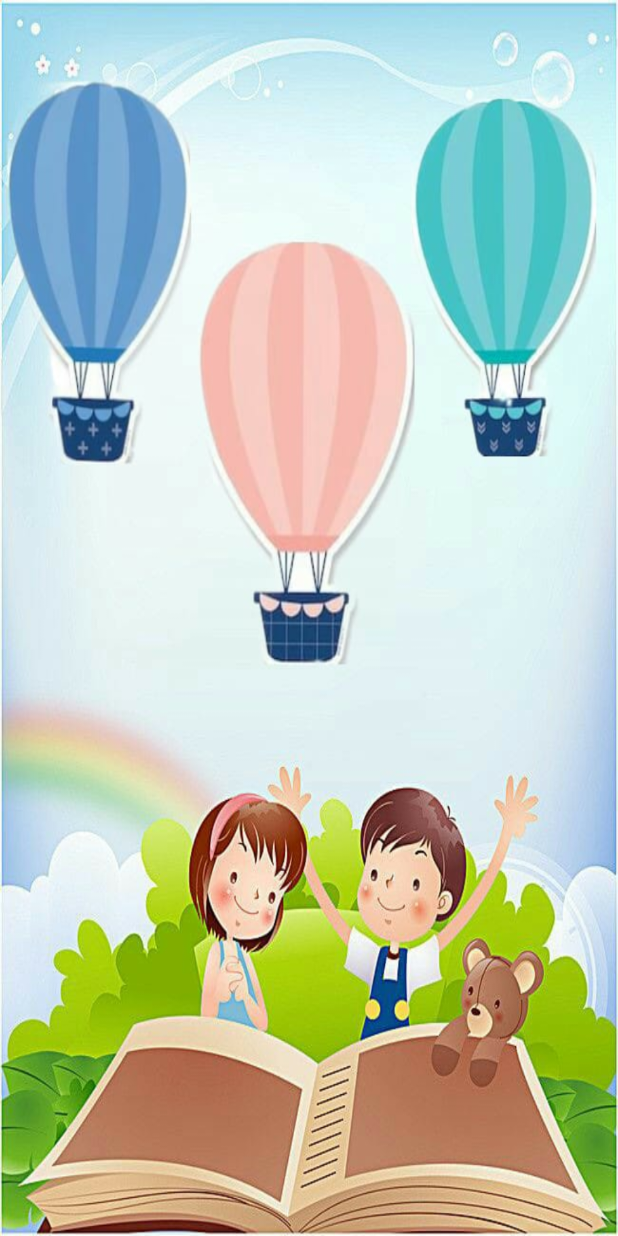
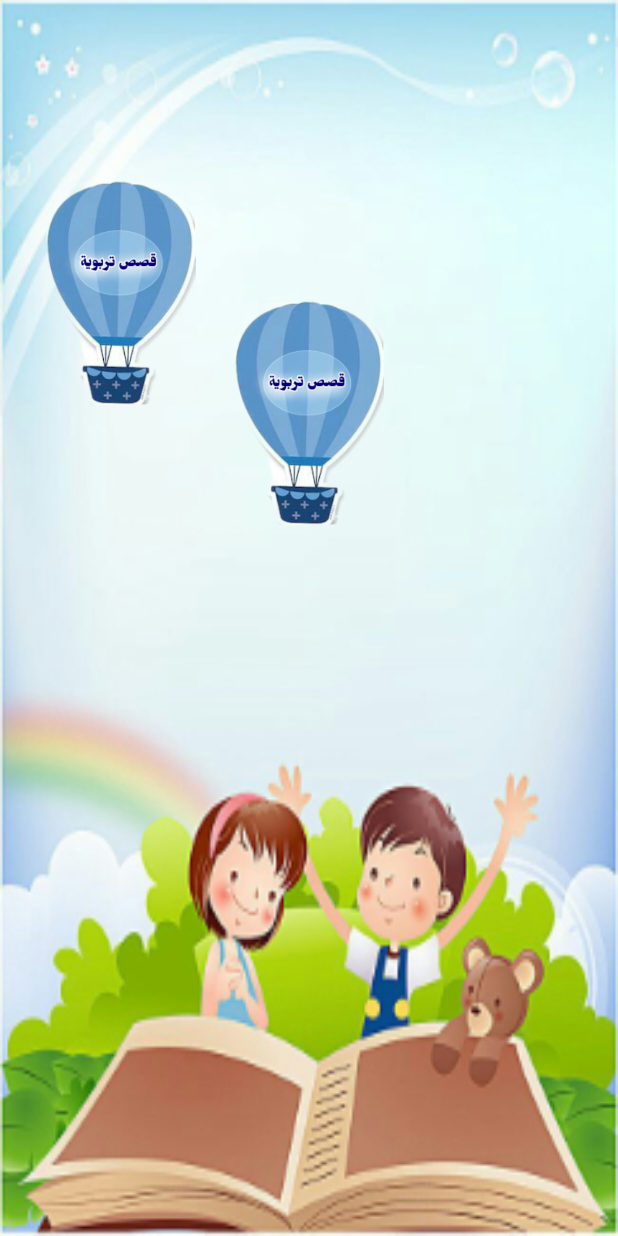
Before and after one commit to TasneemMohammad/Muslim_child_test, an Android app: the Stories screen opened directly, with no data from a screen before it, on a phone screen of 412 x 824 dp. Run offline under Robolectric (Android 15) with nearby library versions, the phone set to English and light mode, and no system bars.

Commit message:
design_story

```diff
--- a/app/src/main/java/com/example/l/Stories.java
+++ b/app/src/main/java/com/example/l/Stories.java
@@ -16,7 +16,7 @@ public class Stories extends AppCompatActivity {
         super.onCreate(savedInstanceState);
         setContentView(R.layout.activity_stories);
 
-back_story=findViewById(R.id.back_story);
+back_story=findViewById(R.id.img_blue_airshi2);
 back_story.setOnClickListener(new View.OnClickListener() {
     @Override
     public void onClick(View v) {
--- a/app/src/main/res/drawable/recs_tyle.xml
+++ b/app/src/main/res/drawable/recs_tyle.xml
@@ -1,8 +1,8 @@
 <?xml version="1.0" encoding="utf-8"?>
-<shape android:shape="rectangle"
+<shape android:shape="line"
 
 
     xmlns:android="http://schemas.android.com/apk/res/android" >
-<stroke android:width="0dp"
+<stroke android:width="1dp"
     android:color="#fff"/>
 </shape>
--- a/app/src/main/res/layout/activity_anbyaa__stories.xml
+++ b/app/src/main/res/layout/activity_anbyaa__stories.xml
@@ -5,7 +5,7 @@
     android:layout_width="match_parent"
     android:layout_height="match_parent"
     tools:context=".Anbyaa_Stories"
-    android:background="@drawable/storydes">
+    android:background="@drawable/boy">
 
     <androidx.recyclerview.widget.RecyclerView
         android:id="@+id/rv_anbyaa_stories"
--- a/app/src/main/res/layout/activity_stories.xml
+++ b/app/src/main/res/layout/activity_stories.xml
@@ -6,13 +6,23 @@
     android:layout_height="match_parent"
     tools:context=".Stories"
     android:orientation="vertical"
-android:background="@drawable/bac_story"
+    android:background="@drawable/backgroundstories"
     >
-<ImageView
+    <ImageView
+        android:id="@+id/img_blue_airship"
+        android:layout_width="150dp"
+        android:layout_height="150dp"
+        android:src="@drawable/blueairship"
+        android:layout_marginHorizontal="150dp"
+        android:layout_marginVertical="200dp" />
+    <ImageView
+        android:id="@+id/img_blue_airshi2"
+        android:layout_width="150dp"
+        android:layout_height="150dp"
+        android:src="@drawable/blueairship"
+        android:layout_marginHorizontal="5dp"
+        android:layout_marginVertical="120dp" />
 
-    android:id="@+id/back_story"
-    android:layout_width="match_parent"
-    android:layout_height="match_parent"/>
 
 <!--    <androidx.cardview.widget.CardView-->
 <!--        android:id="@+id/anbyaa_stories"-->
--- a/app/src/main/res/values/colors.xml
+++ b/app/src/main/res/values/colors.xml
@@ -1,6 +1,6 @@
 <?xml version="1.0" encoding="utf-8"?>
 <resources>
-    <color name="colorPrimary">#003C85</color>
-    <color name="colorPrimaryDark">#001357</color>
+    <color name="colorPrimary">@android:color/transparent</color>
+    <color name="colorPrimaryDark">@android:color/transparent</color>
     <color name="colorAccent">#D81B60</color>
 </resources>
```
Also changed, not shown: app/src/main/res/layout/activity_main.xml (+8 -9 lines), app/src/main/res/layout/recycler_stories_layout.xml (+4 -3 lines), app/src/main/res/drawable-xxxhdpi/backgroundstories.jpg (added), app/src/main/res/drawable-xxxhdpi/boy_tran.png (added), app/src/main/res/drawable/anasheed.png, app/src/main/res/drawable/azkaar.png (added), app/src/main/res/drawable/azkar.png (deleted), app/src/main/res/drawable/blueairship.png (added), app/src/main/res/drawable/boy.png (added), app/src/main/res/drawable/qassas.png, app/src/main/res/drawable/quran.png, app/src/main/res/drawable/web_hi_res_512.png (added).
